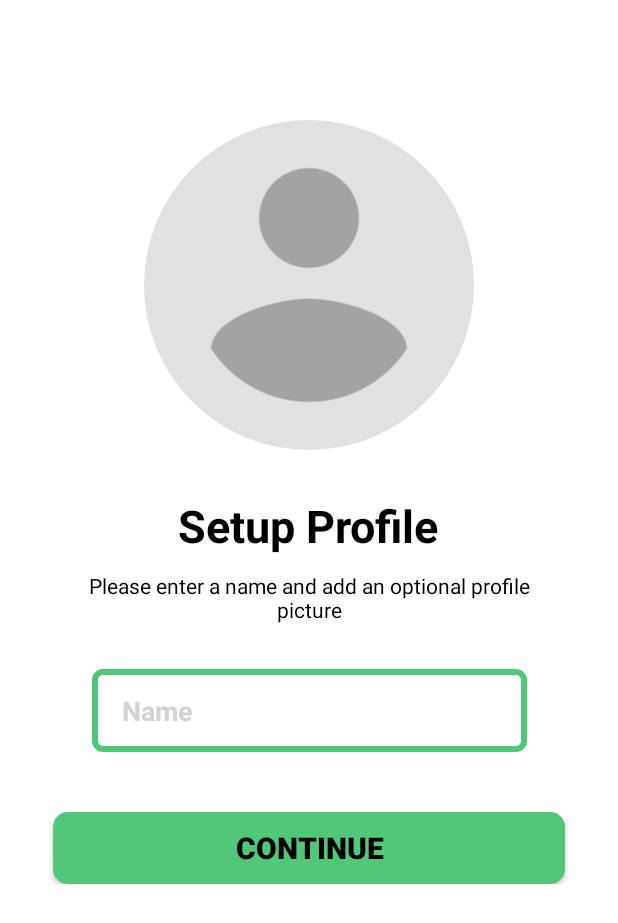
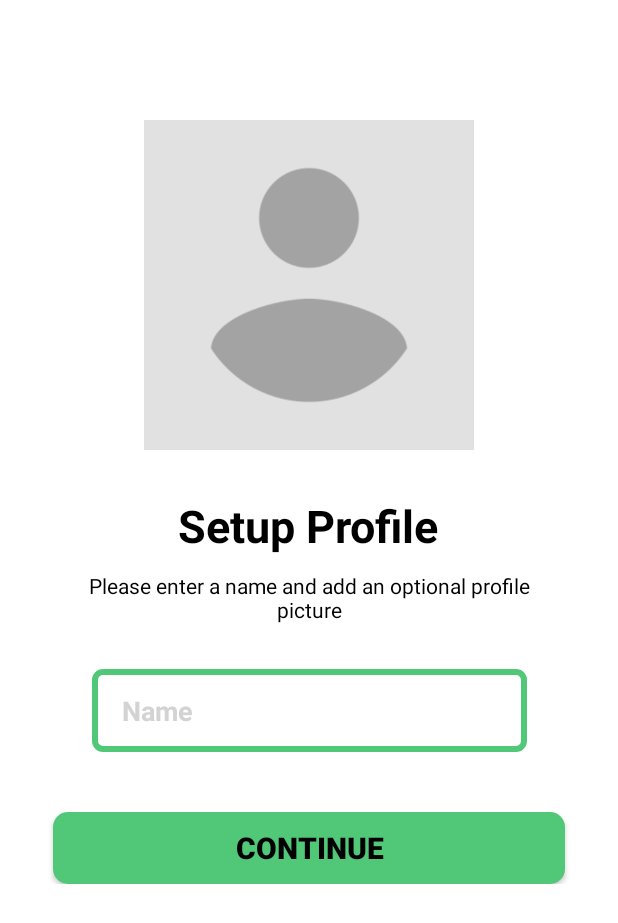
Before and after one commit to Moeed-Chughtai/ConvoConnect, an Android app: the SetupProfileActivity screen opened directly, with no data from a screen before it, on a phone screen of 412 x 824 dp. Shown: the top 923 px of the screen. Run offline under Robolectric (Android 15) with nearby library versions, the phone set to English and light mode, and no system bars; our stand-ins replace Firebase (no records; nobody signed in at launch, a user with empty details on screens opened directly); Roboto replaces fonts that are not available here.

Commit message:
After Documentation

```diff
--- a/app/src/main/java/com/example/chatapp/Activities/ChatActivity.java
+++ b/app/src/main/java/com/example/chatapp/Activities/ChatActivity.java
@@ -68,7 +68,7 @@ public class ChatActivity extends AppCompatActivity {
                     }
                 });
 
-        // When a user sends a msg
+        // When a user sends a message
         binding.send.setOnClickListener(new View.OnClickListener() {
             @Override
             public void onClick(View v) {
--- a/app/src/main/java/com/example/chatapp/Adapters/MessagesAdapter.java
+++ b/app/src/main/java/com/example/chatapp/Adapters/MessagesAdapter.java
@@ -32,10 +32,14 @@ public class MessagesAdapter extends RecyclerView.Adapter{
     @NonNull
     @Override
     public RecyclerView.ViewHolder onCreateViewHolder(@NonNull ViewGroup parent, int viewType) {
+        // Differentiate the viewType
         if(viewType == SEND) {
+            // Links the item_send.xml to SendViewHolder
             View view = LayoutInflater.from(context).inflate(R.layout.item_send, parent, false);
             return new SendViewHolder(view);
+
         }else {
+            // Links the item_receive.xml to ReceiverViewHolder
             View view = LayoutInflater.from(context).inflate(R.layout.item_receive, parent, false);
             return new ReceiverViewHolder(view);
         }
--- a/app/src/main/res/layout/activity_main.xml
+++ b/app/src/main/res/layout/activity_main.xml
@@ -15,7 +15,7 @@
         app:layout_constraintBottom_toBottomOf="parent"
         app:layout_constraintEnd_toEndOf="parent"
         app:layout_constraintStart_toStartOf="parent"
-        app:menu="@menu/menu" />
+        app:menu="@menu/menu"/>
 
     <androidx.recyclerview.widget.RecyclerView
         android:id="@+id/recyclerView"
@@ -25,6 +25,7 @@
         app:layout_constraintEnd_toEndOf="parent"
         app:layout_constraintStart_toStartOf="parent"
         app:layout_constraintTop_toTopOf="parent"
-        tools:listitem="@layout/row_conversation" />
+        tools:listitem="@layout/row_conversation"
+        app:layoutManager="androidx.recyclerview.widget.LinearLayoutManager"/>
 
 </androidx.constraintlayout.widget.ConstraintLayout>
--- a/app/src/main/res/layout/activity_setup_profile.xml
+++ b/app/src/main/res/layout/activity_setup_profile.xml
@@ -15,7 +15,7 @@
         android:gravity="center_horizontal"
         android:orientation="vertical">
 
-        <de.hdodenhof.circleimageview.CircleImageView
+        <ImageView
             android:id="@+id/profile_picture"
             android:layout_width="220dp"
             android:layout_height="220dp"
@@ -27,7 +27,7 @@
             android:layout_width="wrap_content"
             android:layout_height="wrap_content"
             android:layout_marginTop="30dp"
-            android:text="Setup Profile"
+            android:text="@string/setup_profile"
             android:textColor="@color/black"
             android:textSize="30sp"
             android:textStyle="bold" />
@@ -39,7 +39,7 @@
             android:layout_marginTop="10dp"
             android:layout_marginEnd="50dp"
             android:gravity="center"
-            android:text="Please enter a name and add an optional profile picture"
+            android:text="@string/please_enter_a_name_and_add_an_optional_profile_picture"
             android:textColor="@color/black"
             android:textSize="14sp" />
 
--- a/app/src/main/res/layout/activity_verify_otp.xml
+++ b/app/src/main/res/layout/activity_verify_otp.xml
@@ -198,7 +198,6 @@
                 android:layout_height="40dp"
                 android:layout_gravity="center"
                 android:visibility="gone" />
-
         </FrameLayout>
     </LinearLayout>
 </ScrollView>
--- a/app/src/main/res/layout/item_receive.xml
+++ b/app/src/main/res/layout/item_receive.xml
@@ -10,7 +10,7 @@
         android:layout_width="wrap_content"
         android:layout_height="wrap_content"
         android:layout_marginStart="5dp"
-        android:background="@drawable/receieve_drawable"
+        android:background="@drawable/receive_drawable"
         android:paddingLeft="15dp"
         android:paddingTop="5dp"
         android:paddingRight="15dp"
--- a/app/src/main/res/values/strings.xml
+++ b/app/src/main/res/values/strings.xml
@@ -9,6 +9,9 @@
     <string name="verify">Verify</string>
     <string name="resend_otp">RESEND OTP</string>
     <string name="name">Name</string>
+    <string name="please_enter_a_name_and_add_an_optional_profile_picture">Please enter a name and add an optional profile picture</string>
+    <string name="setup_profile">Setup Profile</string>
+    <string name="type_a_message">Type a message...</string>
     <string-array name="country_codes">
         <item>+1</item>
         <item>+7</item>
```
Also changed, not shown: app/src/main/java/com/example/chatapp/Activities/SendOTPActivity.java (+6 -5 lines), app/src/main/java/com/example/chatapp/Activities/SetupProfileActivity.java (+9 -4 lines), app/src/main/java/com/example/chatapp/Activities/VerifyOTPActivity.java (+14 -5 lines), app/src/main/java/com/example/chatapp/Adapters/UsersAdapter.java (+13 -1 lines), app/src/main/res/layout/activity_chat.xml (+3 -5 lines), app/src/main/res/drawable-v24/receive_drawable.xml (line endings or trailing spaces), app/src/main/res/layout/row_conversation.xml (line endings or trailing spaces), app/src/main/res/menu/action_bar.xml (line endings or trailing spaces), app/src/main/res/menu/menu.xml (line endings or trailing spaces).
